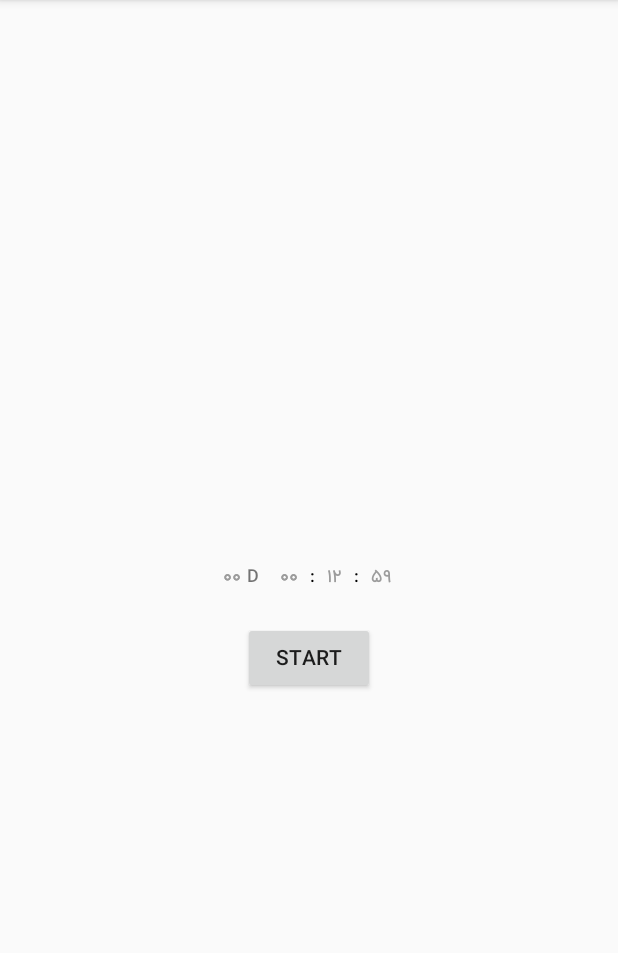
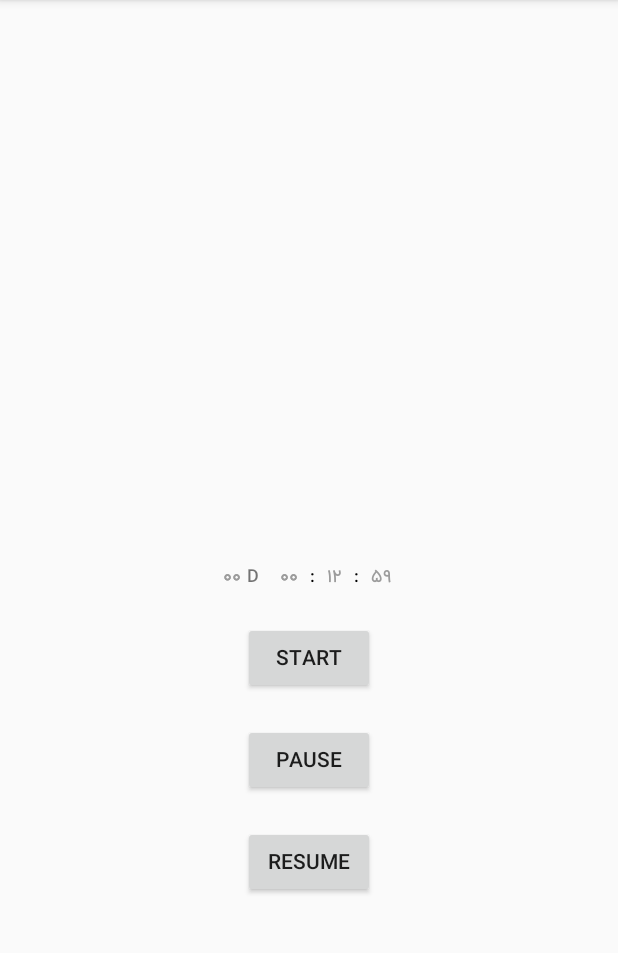
Before and after one commit to jsaman19/easyCountDownTimer, an Android app: the screen it shows after launch (MainActivity), after a tap on "START", on a phone screen of 412 x 824 dp, the part 84-1037 px from its top. Run offline under Robolectric (Android 15) with nearby library versions, the phone set to English and light mode, and no system bars; 2 other taps on this screen came first.

Commit message:
pause and resume timer

```diff
--- a/app/src/main/java/ir/samanjafari/testmylibraries/MainActivity.java
+++ b/app/src/main/java/ir/samanjafari/testmylibraries/MainActivity.java
@@ -32,4 +32,14 @@ public class MainActivity extends AppCompatActivity {
     {
         easyCountDownTextview.startTimer();
     }
+
+    public void pauseBtn_onClick(View view)
+    {
+        easyCountDownTextview.pause();
+    }
+
+    public void resumeBtn_onClick(View view)
+    {
+        easyCountDownTextview.resume();
+    }
 }
--- a/app/src/main/res/layout/activity_main.xml
+++ b/app/src/main/res/layout/activity_main.xml
@@ -28,6 +28,7 @@
         app:useFarsiNumeral="true"
         />
     <Button
+        android:id="@+id/start_btn"
         android:layout_width="wrap_content"
         android:layout_height="wrap_content"
         android:text="Start"
@@ -37,4 +38,26 @@
         android:onClick="startBtn_onClick"
         android:fontFamily="@font/iranyekanmediumfanum"/>
 
+    <Button
+        android:id="@+id/pause_btn"
+        android:layout_width="wrap_content"
+        android:layout_height="wrap_content"
+        android:text="Pause"
+        android:layout_below="@id/start_btn"
+        android:layout_centerHorizontal="true"
+        android:layout_marginTop="20dp"
+        android:onClick="pauseBtn_onClick"
+        android:fontFamily="@font/iranyekanmediumfanum"/>
+
+    <Button
+        android:id="@+id/resume_btn"
+        android:layout_width="wrap_content"
+        android:layout_height="wrap_content"
+        android:text="Resume"
+        android:layout_below="@id/pause_btn"
+        android:layout_centerHorizontal="true"
+        android:layout_marginTop="20dp"
+        android:onClick="resumeBtn_onClick"
+        android:fontFamily="@font/iranyekanmediumfanum"/>
+
 </RelativeLayout>
--- a/easycountdowntimer/build.gradle
+++ b/easycountdowntimer/build.gradle
@@ -8,7 +8,7 @@ android {
         minSdkVersion 14
         targetSdkVersion 28
         versionCode 12
-        versionName "2.4.1"
+        versionName "2.5.0"
 
         testInstrumentationRunner "androidx.test.runner.AndroidJUnitRunner"
 
--- a/easycountdowntimer/src/main/java/ir/samanjafari/easycountdowntimer/EasyCountDownTextview.java
+++ b/easycountdowntimer/src/main/java/ir/samanjafari/easycountdowntimer/EasyCountDownTextview.java
@@ -309,6 +309,14 @@ public class EasyCountDownTextview extends LinearLayout {
         this.newCountDownInterface = countDownInterface;
     }
 
+    public void pause(){
+        myCountDown.pause();
+    }
+
+    public void resume(){
+        myCountDown.resume();
+    }
+
     public void startTimer() {
         stopTimer();
 
```
Also changed, not shown: 1 other file.
